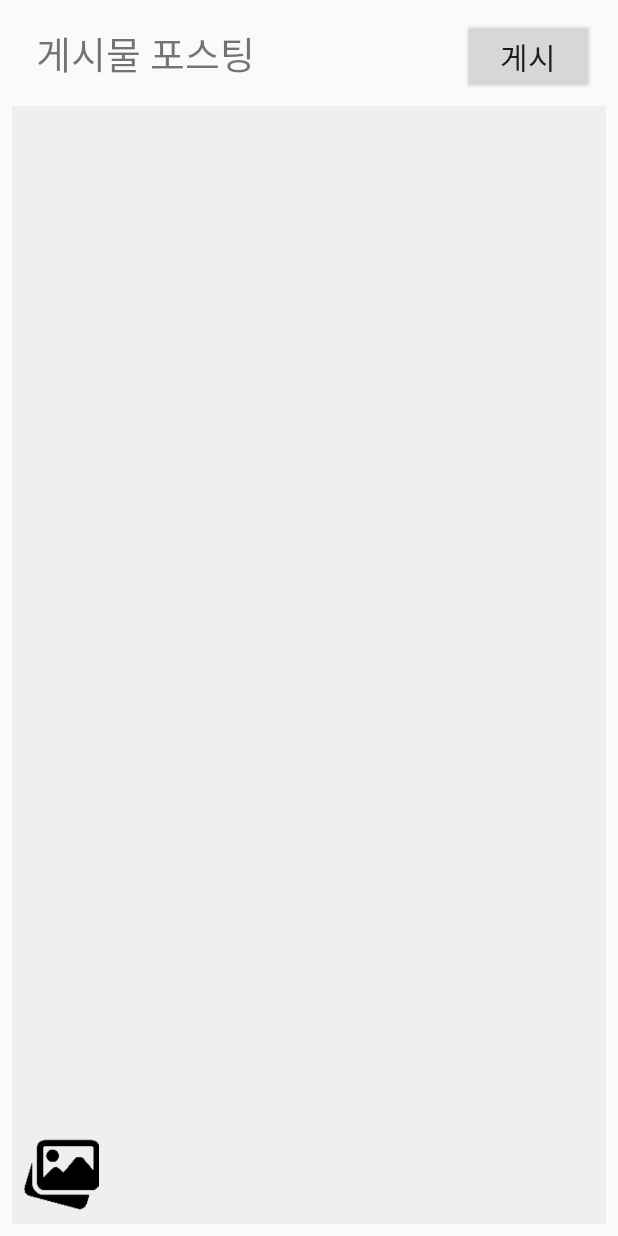
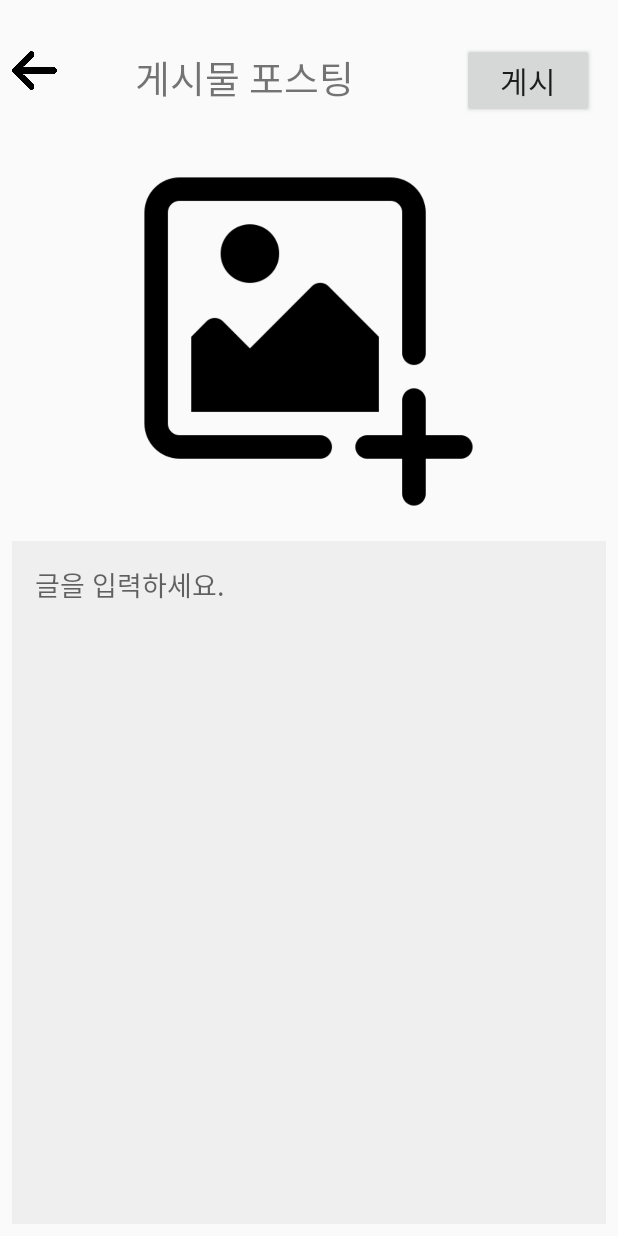
Before and after one commit to wonchanjoo/Android_SNS_Project, an Android app: the PostingActivity screen opened directly, with no data from a screen before it, on a phone screen of 412 x 824 dp. Run offline under Robolectric (Android 15) with nearby library versions, the phone set to English and light mode, and no system bars; our stand-ins replace Firebase (no records; nobody signed in at launch, a user with empty details on screens opened directly).

Commit message:
피드에 사진 보이도록, 백버튼 추가

```diff
--- a/app/src/main/java/com/example/sns_project/SignUpActivity.kt
+++ b/app/src/main/java/com/example/sns_project/SignUpActivity.kt
@@ -26,6 +26,7 @@ class SignUpActivity : AppCompatActivity() {
         val email = binding.signupEmail.text.toString()
         val password = binding.signupPasswd.text.toString()
         val passwordConfirm = binding.signupPasswdConfirm.text.toString()
+
         // 비밀번호가 6자 미만인 경우
         if(password.length < 6) {
             binding.warning.text = "비밀번호는 6자 이상이어야 합니다."
--- a/app/src/main/res/layout/activity_posting.xml
+++ b/app/src/main/res/layout/activity_posting.xml
@@ -11,12 +11,12 @@
       android:id="@+id/postingText"
       android:layout_width="wrap_content"
       android:layout_height="wrap_content"
-      android:layout_marginStart="24dp"
-      android:layout_marginTop="16dp"
+      android:layout_marginTop="32dp"
+      android:layout_marginEnd="72dp"
       android:fontFamily="@font/apple_sd_gothic_neo_m"
       android:text="게시물 포스팅"
       android:textSize="25sp"
-      app:layout_constraintStart_toStartOf="parent"
+      app:layout_constraintEnd_toStartOf="@+id/postBtn"
       app:layout_constraintTop_toTopOf="parent" />
 
   <Button
@@ -35,29 +35,42 @@
       android:layout_width="0dp"
       android:layout_height="0dp"
       android:layout_marginStart="8dp"
-      android:layout_marginTop="16dp"
+      android:layout_marginTop="8dp"
       android:layout_marginEnd="8dp"
       android:layout_marginBottom="8dp"
       android:background="#EFEFEF"
       android:ems="10"
       android:gravity="start|top"
+      android:hint="글을 입력하세요."
       android:inputType="textMultiLine"
+      android:padding="15dp"
       app:layout_constraintBottom_toBottomOf="parent"
       app:layout_constraintEnd_toEndOf="parent"
       app:layout_constraintStart_toStartOf="parent"
-      app:layout_constraintTop_toBottomOf="@+id/postingText"
+      app:layout_constraintTop_toBottomOf="@+id/uploadPictureBtn"
       tools:ignore="SpeakableTextPresentCheck" />
 
   <ImageButton
       android:id="@+id/uploadPictureBtn"
-      android:layout_width="50dp"
-      android:layout_height="50dp"
-      android:layout_marginStart="8dp"
-      android:layout_marginBottom="8dp"
-      app:layout_constraintBottom_toBottomOf="@+id/postingContent"
-      app:layout_constraintStart_toStartOf="@+id/postingContent"
-      app:srcCompat="@drawable/picture"
+      android:layout_width="250dp"
+      android:layout_height="250dp"
+      android:layout_marginTop="32dp"
+      android:background="@android:color/transparent"
       android:contentDescription="upload picture"
       android:scaleType="fitCenter"
-      android:background="@android:color/transparent" />
+      app:layout_constraintEnd_toEndOf="parent"
+      app:layout_constraintHorizontal_bias="0.496"
+      app:layout_constraintStart_toStartOf="parent"
+      app:layout_constraintTop_toBottomOf="@+id/postingText"
+      app:srcCompat="@drawable/add_image" />
+
+  <ImageView
+      android:id="@+id/toFeedBtn"
+      android:layout_width="30dp"
+      android:layout_height="30dp"
+      android:layout_marginStart="8dp"
+      android:layout_marginTop="32dp"
+      app:layout_constraintStart_toStartOf="parent"
+      app:layout_constraintTop_toTopOf="parent"
+      app:srcCompat="@drawable/back_arrow" />
 </androidx.constraintlayout.widget.ConstraintLayout>
--- a/app/src/main/res/values/themes.xml
+++ b/app/src/main/res/values/themes.xml
@@ -3,7 +3,7 @@
     <style name="Theme.SNS_Project" parent="Theme.MaterialComponents.DayNight.DarkActionBar">
         <!-- Primary brand color. -->
         <item name="android:windowNoTitle">true</item>
-        <item name="colorPrimary">#484848</item>
+        <item name="colorPrimary">@color/white</item>
         <item name="colorPrimaryVariant">@color/purple_700</item>
         <item name="colorOnPrimary">@color/white</item>
         <!-- Secondary brand color. -->
```
Also changed, not shown: app/src/main/java/com/example/sns_project/FeedActivity.kt (+7 -0 lines), app/src/main/java/com/example/sns_project/PostingActivity.kt (+9 -1 lines), app/src/main/java/com/example/sns_project/PostingAdapter.kt (+15 -1 lines), app/src/main/java/com/example/sns_project/SearchActivity.kt (+6 -1 lines), app/src/main/res/layout/activity_feed.xml (+40 -37 lines), app/src/main/res/layout/activity_search.xml (+17 -7 lines), app/src/main/res/layout/recyclerview_posting.xml (+4 -4 lines), app/src/main/res/drawable-v24/add_image.png (added), app/src/main/res/drawable-v24/alarm_icon.png (added), app/src/main/res/drawable-v24/back_arrow.png (added), app/src/main/res/drawable-v24/posting_icon.png (added), app/src/main/res/drawable-v24/search.png, app/src/main/res/drawable-v24/search_icon.png (added), app/src/main/res/drawable/empty_heart.png (deleted), 1 more files.
